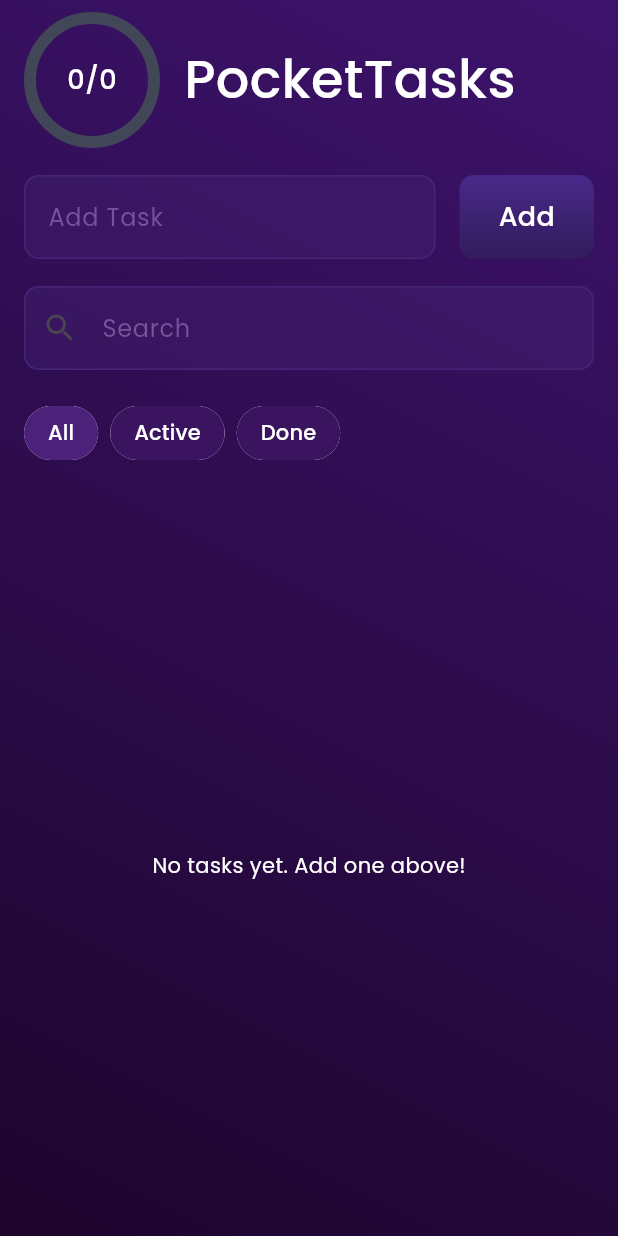
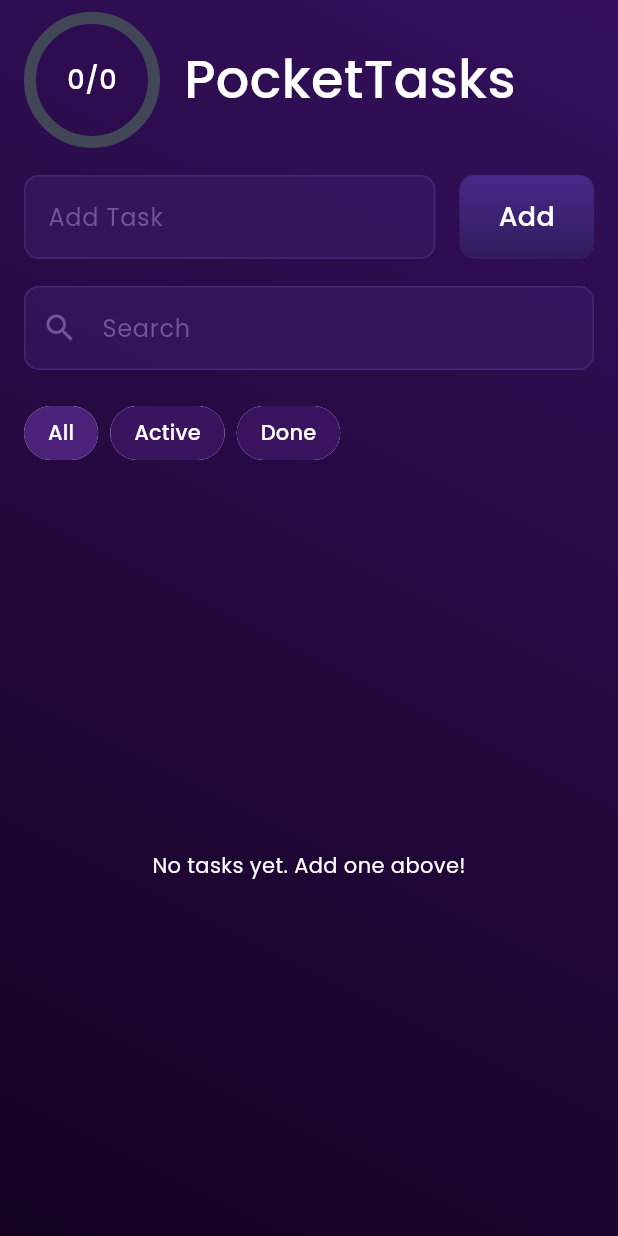
Before and after one commit to purveshxd/pocket_tasks, a Flutter app: the screen it shows after launch, on a phone screen of 412 x 824 dp. Run offline on Flutter 3.47's test engine with Material 3 defaults, Android fonts, the phone set to English and light mode, and no system bars; our stand-ins replace flutter_riverpod, shared_preferences.

Commit message:
fix: text decoration

```diff
--- a/lib/homepage.dart
+++ b/lib/homepage.dart
@@ -5,7 +5,7 @@ import 'package:pocket_tasks/providers/task_provider.dart';
 import 'package:pocket_tasks/widgets/custom_chip.dart';
 import 'package:pocket_tasks/widgets/custom_progress_ring.dart';
 import 'package:pocket_tasks/widgets/custom_textfield.dart';
-import 'package:pocket_tasks/widgets/task_item.dart';
+import 'package:pocket_tasks/widgets/task_tile.dart';
 
 class TasksScreen extends ConsumerStatefulWidget {
   const TasksScreen({super.key});
@@ -77,19 +77,21 @@ class _TasksScreenState extends ConsumerState<TasksScreen> {
 
     return AnnotatedRegion(
       value: SystemUiOverlayStyle.light,
-      child: Stack(
-        children: [
+      child:
           // App Background Gradient
-          Container(
+          DecoratedBox(
             decoration: BoxDecoration(
               gradient: LinearGradient(
+                end: Alignment.bottomLeft,
                 begin: Alignment.topRight,
-                end: Alignment.bottomLeft,
-                colors: [Color.fromARGB(255, 61, 19, 108), Color(0xFF1d052d)],
+
+                colors: [
+                  Color.fromARGB(255, 52, 16, 93),
+                  Color.fromARGB(255, 20, 2, 32),
+                ],
               ),
             ),
-          ),
-          Scaffold(
+            child: Scaffold(
               backgroundColor: Colors.transparent,
               body: SafeArea(
                 child: Padding(
@@ -162,7 +164,10 @@ class _TasksScreenState extends ConsumerState<TasksScreen> {
                                 gradient: LinearGradient(
                                   begin: Alignment.topCenter,
                                   end: Alignment.bottomCenter,
-                                colors: [Color(0xFF48298a), Color(0xFF321C5B)],
+                                  colors: [
+                                    Color(0xFF48298a),
+                                    Color(0xFF321C5B),
+                                  ],
                                 ),
                               ),
                               child: const Text(
@@ -197,7 +202,8 @@ class _TasksScreenState extends ConsumerState<TasksScreen> {
                           (index) => CustomChip(
                             label: TaskFilter.values[index].name,
                             filter: TaskFilter.values[index],
-                          isSelected: TaskFilter.values[index] == state.filter,
+                            isSelected:
+                                TaskFilter.values[index] == state.filter,
                             onSelected: () {
                               notifier.setFilter(TaskFilter.values[index]);
                             },
@@ -234,12 +240,16 @@ class _TasksScreenState extends ConsumerState<TasksScreen> {
                                       );
                                     },
                                     onDelete: () {
-                                    final taskIndex = state.tasks.indexOf(task);
+                                      final taskIndex = state.tasks.indexOf(
+                                        task,
+                                      );
                                       notifier.deleteTask(task.id);
                                       _showUndoSnackBar(
                                         'Task deleted',
-                                      () =>
-                                          notifier.restoreTask(task, taskIndex),
+                                        () => notifier.restoreTask(
+                                          task,
+                                          taskIndex,
+                                        ),
                                       );
                                     },
                                   );
@@ -251,7 +261,6 @@ class _TasksScreenState extends ConsumerState<TasksScreen> {
                 ),
               ),
             ),
-        ],
           ),
     );
   }
--- a/lib/widgets/custom_textfield.dart
+++ b/lib/widgets/custom_textfield.dart
@@ -31,6 +31,7 @@ class CustomTextfield extends StatelessWidget {
       style: TextStyle(color: Color(0xFFD1A9F9)),
       decoration: InputDecoration(
         prefixIcon: prefixIcon,
+        prefixIconColor: Color(0xff76539a),
         hintText: hintText,
         hintStyle: TextStyle(
           color: Color(0xff76539a),
--- a/lib/widgets/task_item.dart
+++ b/lib/widgets/task_tile.dart
@@ -49,6 +49,8 @@ class TaskTile extends StatelessWidget {
           task.title,
           style: TextStyle(
             decoration: task.done ? TextDecoration.lineThrough : null,
+            decorationColor: Colors.white,
+
             color: Colors.white,
             fontSize: 20,
           ),
```
Also changed, not shown: flutter_01.png (deleted). Lines whose indentation alone changed are shown as unchanged.
